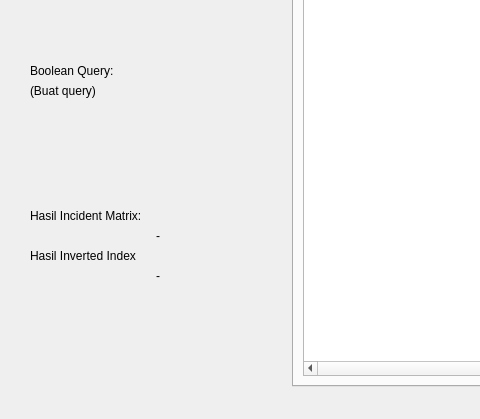
The window that main.ui (andre002wp/STKI-Semester-5) describes before a commit, drawn with Qt 5; both pictures show x 0 to 480 and y 230 to 649 of the 1190 by 649 pixel window.
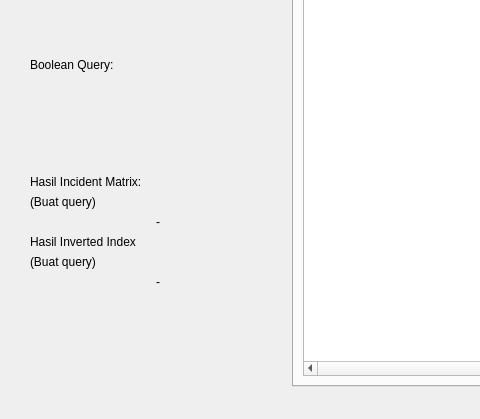
The same window after the commit.

```diff
--- a/main.ui
+++ b/main.ui
@@ -153,13 +153,6 @@
           </property>
          </widget>
         </item>
-        <item>
-         <widget class="QLabel" name="lbl_boolean_query">
-          <property name="text">
-           <string>(Buat query)</string>
-          </property>
-         </widget>
-        </item>
         <item>
          <spacer name="verticalSpacer_3">
           <property name="orientation">
@@ -180,6 +173,13 @@
           </property>
          </widget>
         </item>
+        <item>
+         <widget class="QLabel" name="lbl_incident_query">
+          <property name="text">
+           <string>(Buat query)</string>
+          </property>
+         </widget>
+        </item>
         <item>
          <widget class="QLabel" name="lbl_incident_result">
           <property name="text">
@@ -197,6 +197,13 @@
           </property>
          </widget>
         </item>
+        <item>
+         <widget class="QLabel" name="lbl_inverted_query">
+          <property name="text">
+           <string>(Buat query)</string>
+          </property>
+         </widget>
+        </item>
         <item>
          <widget class="QLabel" name="lbl_inverted_result">
           <property name="text">
```
